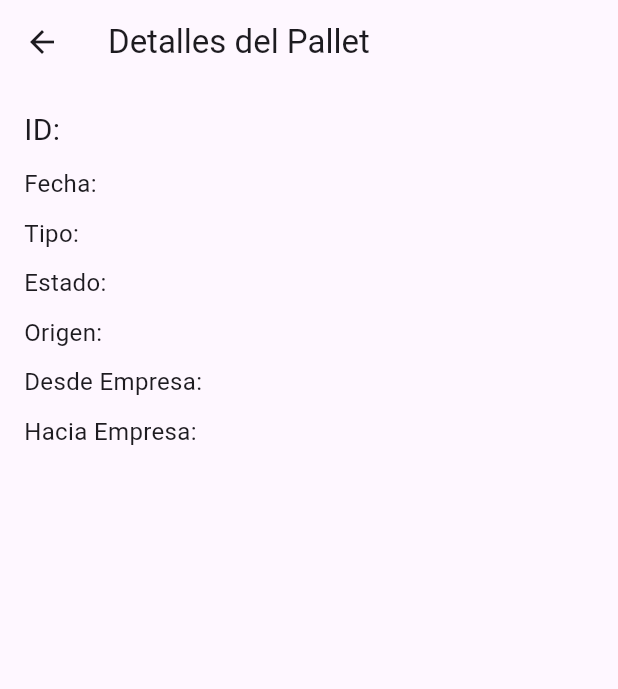
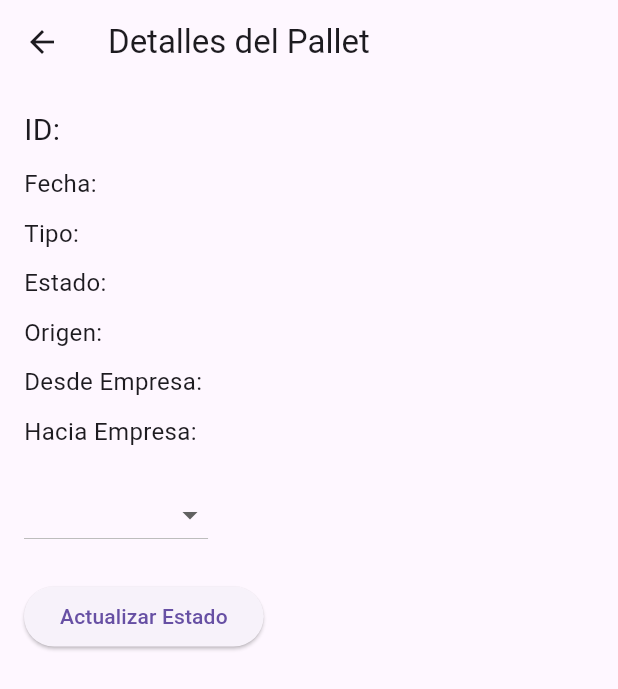
Before and after one commit to WellPlays24/pallet-reception-app, a Flutter app: the PalletDetailScreen screen opened directly with empty values, on a phone screen of 412 x 824 dp. Shown: the top 689 px of the screen. Run offline on Flutter 3.47's test engine with Material 3 defaults, Android fonts, the phone set to English and light mode, and no system bars; network calls fail.

Commit message:
feat: agrega funcionalidad para cambiar el estado de un pallet

```diff
--- a/frontend/pallet_reception_frontend/lib/pallet_detail.dart
+++ b/frontend/pallet_reception_frontend/lib/pallet_detail.dart
@@ -1,9 +1,43 @@
 import 'package:flutter/material.dart';
+import 'api_service.dart';  // Asegúrate de importar el servicio
 
-class PalletDetailScreen extends StatelessWidget {
+class PalletDetailScreen extends StatefulWidget {
   final Map<String, dynamic> pallet;
 
   PalletDetailScreen({required this.pallet});
+
+  @override
+  _PalletDetailScreenState createState() => _PalletDetailScreenState();
+}
+
+class _PalletDetailScreenState extends State<PalletDetailScreen> {
+  late String estado;
+
+  @override
+  void initState() {
+    super.initState();
+    estado = widget.pallet['estado'] ?? 'POR_RECIBIR';  // Establecer el estado inicial
+  }
+
+  // Función para actualizar el estado del pallet
+  Future<void> _updateEstado() async {
+    try {
+      final palletData = {
+        'estado': estado,
+      };
+
+      // Llamar al servicio de API para actualizar el estado
+      final response = await ApiService('http://localhost:3000').updatePalletEstado(widget.pallet['id'], palletData);
+
+      // Verificar si la actualización fue exitosa
+      if (response != null) {
+        ScaffoldMessenger.of(context).showSnackBar(SnackBar(content: Text('Estado actualizado con éxito')));
+        Navigator.pop(context); // Regresar a la lista de pallets
+      }
+    } catch (e) {
+      ScaffoldMessenger.of(context).showSnackBar(SnackBar(content: Text('Error al actualizar el estado')));
+    }
+  }
 
   @override
   Widget build(BuildContext context) {
@@ -16,19 +50,43 @@ class PalletDetailScreen extends StatelessWidget {
         child: Column(
           crossAxisAlignment: CrossAxisAlignment.start,
           children: <Widget>[
-            Text('ID: ${pallet['id']}', style: TextStyle(fontSize: 20)),
+            Text('ID: ${widget.pallet['id']}', style: TextStyle(fontSize: 20)),
             SizedBox(height: 10),
-            Text('Fecha: ${pallet['fecha']}', style: TextStyle(fontSize: 16)),
+            Text('Fecha: ${widget.pallet['fecha']}', style: TextStyle(fontSize: 16)),
             SizedBox(height: 10),
-            Text('Tipo: ${pallet['tipo']}', style: TextStyle(fontSize: 16)),
+            Text('Tipo: ${widget.pallet['tipo']}', style: TextStyle(fontSize: 16)),
             SizedBox(height: 10),
-            Text('Estado: ${pallet['estado']}', style: TextStyle(fontSize: 16)),
+            Text('Estado: ${widget.pallet['estado']}', style: TextStyle(fontSize: 16)),
             SizedBox(height: 10),
-            Text('Origen: ${pallet['origen']}', style: TextStyle(fontSize: 16)),
+            Text('Origen: ${widget.pallet['origen']}', style: TextStyle(fontSize: 16)),
             SizedBox(height: 10),
-            Text('Desde Empresa: ${pallet['desde_empresa']}', style: TextStyle(fontSize: 16)),
+            Text('Desde Empresa: ${widget.pallet['desde_empresa']}', style: TextStyle(fontSize: 16)),
             SizedBox(height: 10),
-            Text('Hacia Empresa: ${pallet['hacia_empresa']}', style: TextStyle(fontSize: 16)),
+            Text('Hacia Empresa: ${widget.pallet['hacia_empresa']}', style: TextStyle(fontSize: 16)),
+
+            // DropdownButton para seleccionar el nuevo estado
+            SizedBox(height: 20),
+            DropdownButton<String>(
+              value: estado,
+              onChanged: (String? newValue) {
+                setState(() {
+                  estado = newValue!;
+                });
+              },
+              items: <String>['POR_RECIBIR', 'RECIBIDO']
+                  .map<DropdownMenuItem<String>>((String value) {
+                return DropdownMenuItem<String>(
+                  value: value,
+                  child: Text(value),
+                );
+              }).toList(),
+            ),
+
+            SizedBox(height: 20),
+            ElevatedButton(
+              onPressed: _updateEstado,
+              child: Text('Actualizar Estado'),
+            ),
           ],
         ),
       ),
```
Also changed, not shown: frontend/pallet_reception_frontend/lib/api_service.dart (+21 -0 lines).
